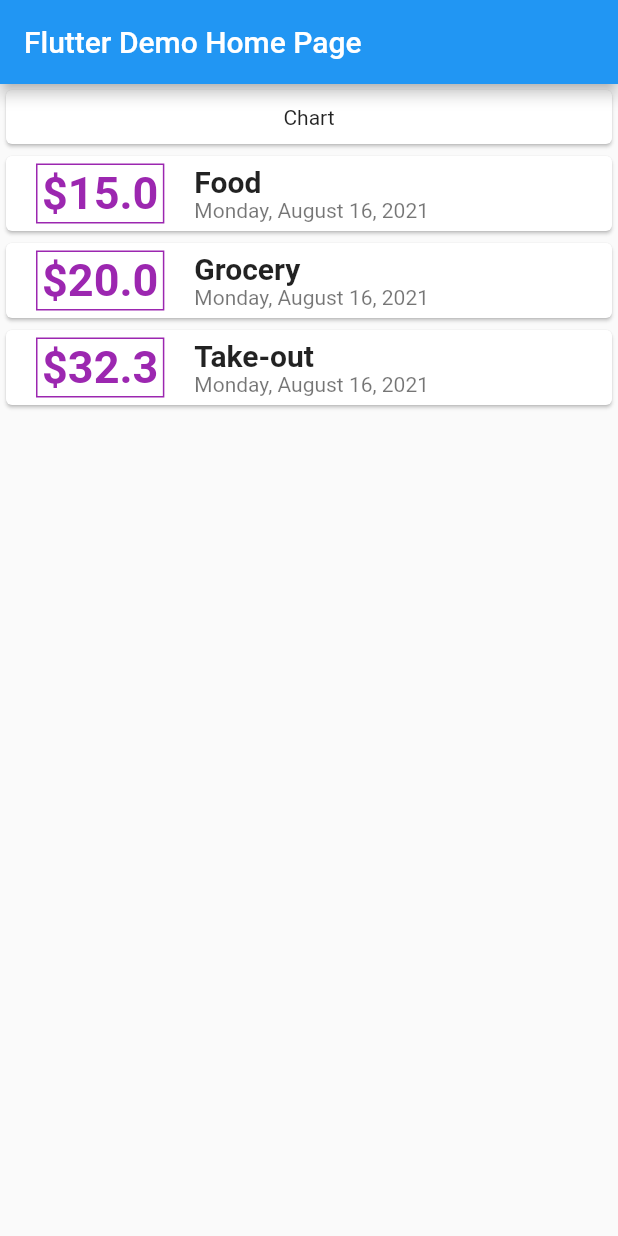
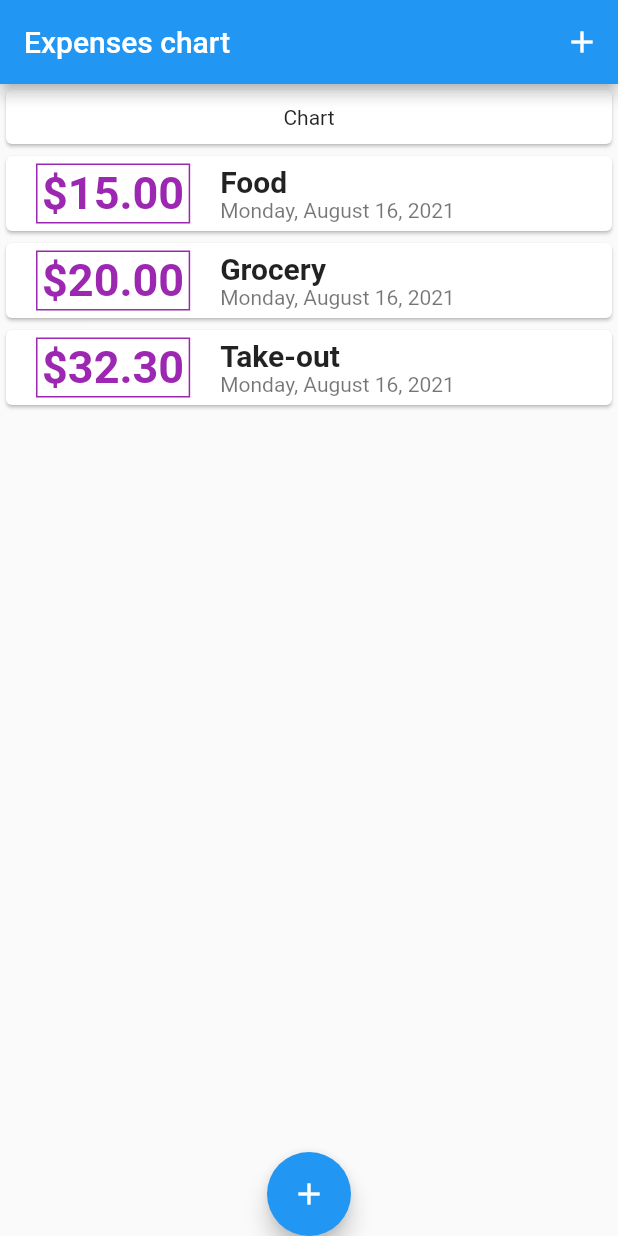
Before and after one commit to cravenbrave/Personal_Expenses_App_Flutter, a Flutter app: the screen it shows after launch, on a phone screen of 412 x 824 dp. Run offline on Flutter 3.47's test engine with Material 2 defaults, Android fonts, the phone set to English and light mode, and no system bars.

Commit message:
second version

```diff
--- a/lib/main.dart
+++ b/lib/main.dart
@@ -1,7 +1,9 @@
+import 'package:flutter/cupertino.dart';
+import 'package:flutter/gestures.dart';
 import 'package:flutter/material.dart';
-import 'package:intl/intl.dart';
-
-import './transactions.dart';
+import 'package:personal_expenses_app/widgets/new_transactions.dart';
+import 'models/transactions.dart';
+import 'widgets/transaction_list.dart';
 
 void main() {
   runApp(MyApp());
@@ -49,21 +51,61 @@ class MyHomePage extends StatefulWidget {
 }
 
 class _MyHomePageState extends State<MyHomePage> {
-  final List<Transactions> trans = [
+  final List<Transactions> _trans = [
     Transactions('t1', 'Food', 15.0, DateTime.now()),
     Transactions('t2', 'Grocery', 20.0, DateTime.now()),
     Transactions('t2', 'Take-out', 32.3, DateTime.now()),
   ];
 
+  void _addNewTrans(String transTitle, double transAmount) {
+    final newTrans = Transactions(
+        DateTime.now().toString(), transTitle, transAmount, DateTime.now());
+
+    setState(() {
+      _trans.add(newTrans);
+    });
+  }
+
+  //the function used to floatButton add on pressed
+  void _startAddNewTrans(BuildContext context) {
+    //built-in function by flutter, a new window which doesn't interact with
+    //the original screen, create a new small screen
+    showModalBottomSheet(
+      context: context,
+      builder: (_) {
+        return GestureDetector(
+          child: NewTransaction(_addNewTrans),
+          //these two methods are used to avoid tap the blank at the new screen
+          //to close, HitTestBehavior is used to catch all taps and do nothing
+          onTap: () {},
+          behavior: HitTestBehavior.opaque,
+        );
+      },
+    );
+  }
+
   @override
   Widget build(BuildContext context) {
     return Scaffold(
       appBar: AppBar(
-        title: Text(widget.title),
+        title: Text(
+          'Expenses chart',
+          textAlign: TextAlign.right,
+        ),
+        actions: [
+          IconButton(
+              onPressed: () => _startAddNewTrans(context),
+              icon: Icon(Icons.add)),
+        ],
       ),
-      body: Center(
-        // Center is a layout widget. It takes a single child and positions it
-        // in the middle of the parent.
+      //used to change the float button location
+      floatingActionButtonLocation: FloatingActionButtonLocation.centerDocked,
+      floatingActionButton: FloatingActionButton(
+        child: Icon(Icons.add),
+        onPressed: () => _startAddNewTrans(context),
+      ),
+      body: SingleChildScrollView(
+        // Single scroll view fixes the out of screen bound error
         child: Column(
           mainAxisAlignment: MainAxisAlignment.start,
           children: [
@@ -76,50 +118,7 @@ class _MyHomePageState extends State<MyHomePage> {
               ),
               elevation: 1.0,
             ),
-            Column(
-              children: trans.map((tt) {
-                return Card(
-                  //card setting
-                  child: Row(
-                    children: [
-                      //amount setting
-                      Container(
-                        child: Text(
-                          //${} automatically transfer variable into string
-                          '\$${tt.amount}',
-                          style: TextStyle(
-                              fontSize: 30.0,
-                              fontWeight: FontWeight.bold,
-                              color: Colors.purple),
-                        ),
-                        margin: EdgeInsets.symmetric(
-                            vertical: 5.0, horizontal: 20.0),
-                        decoration: BoxDecoration(
-                          border: Border.all(color: Colors.purple, width: 1.0),
-                        ),
-                        padding: EdgeInsets.symmetric(
-                            vertical: 1.5, horizontal: 3.0),
-                      ),
-                      Column(
-                        crossAxisAlignment: CrossAxisAlignment.start,
-                        //title and date setting
-                        children: [
-                          Text(
-                            tt.title,
-                            style: TextStyle(
-                                fontSize: 20.0, fontWeight: FontWeight.bold),
-                          ),
-                          Text(
-                            DateFormat.yMMMMEEEEd().format(tt.date),
-                            style: TextStyle(color: Colors.black54),
-                          ),
-                        ],
-                      ),
-                    ],
-                  ),
-                );
-              }).toList(),
-            ),
+            TransactionList(_trans),
           ],
         ),
       ), // This trailing comma makes auto-formatting nicer for build methods.
--- /dev/null
+++ b/lib/widgets/transaction_list.dart
@@ -0,0 +1,59 @@
+import 'package:flutter/material.dart';
+import 'package:intl/intl.dart';
+
+import 'package:personal_expenses_app/models/transactions.dart';
+
+class TransactionList extends StatelessWidget {
+  final List<Transactions> _trans;
+  TransactionList(this._trans);
+
+  @override
+  Widget build(BuildContext context) {
+    return Container(
+      height: 300,
+      child: ListView.builder(
+        itemBuilder: (context, index) {
+          return Card(
+            //card setting
+            child: Row(
+              children: [
+                //amount setting
+                Container(
+                  child: Text(
+                    //${} automatically transfer variable into string
+                    '\$${_trans[index].amount.toStringAsFixed(2)}',
+                    style: TextStyle(
+                        fontSize: 30.0,
+                        fontWeight: FontWeight.bold,
+                        color: Colors.purple),
+                  ),
+                  margin: EdgeInsets.symmetric(vertical: 5.0, horizontal: 20.0),
+                  decoration: BoxDecoration(
+                    border: Border.all(color: Colors.purple, width: 1.0),
+                  ),
+                  padding: EdgeInsets.symmetric(vertical: 1.5, horizontal: 3.0),
+                ),
+                Column(
+                  crossAxisAlignment: CrossAxisAlignment.start,
+                  //title and date setting
+                  children: [
+                    Text(
+                      _trans[index].title,
+                      style:
+                      TextStyle(fontSize: 20.0, fontWeight: FontWeight.bold),
+                    ),
+                    Text(
+                      DateFormat.yMMMMEEEEd().format(_trans[index].date),
+                      style: TextStyle(color: Colors.black54),
+                    ),
+                  ],
+                ),
+              ],
+            ),
+          );
+        },
+        itemCount: _trans.length,
+      ),
+    );
+  }
+}
```
Also changed, not shown: lib/widgets/new_transactions.dart (added, +75 -0 lines), lib/widgets/user_transactions.dart (added, +39 -0 lines), lib/models/transactions.dart (renamed from lib/transactions.dart).
